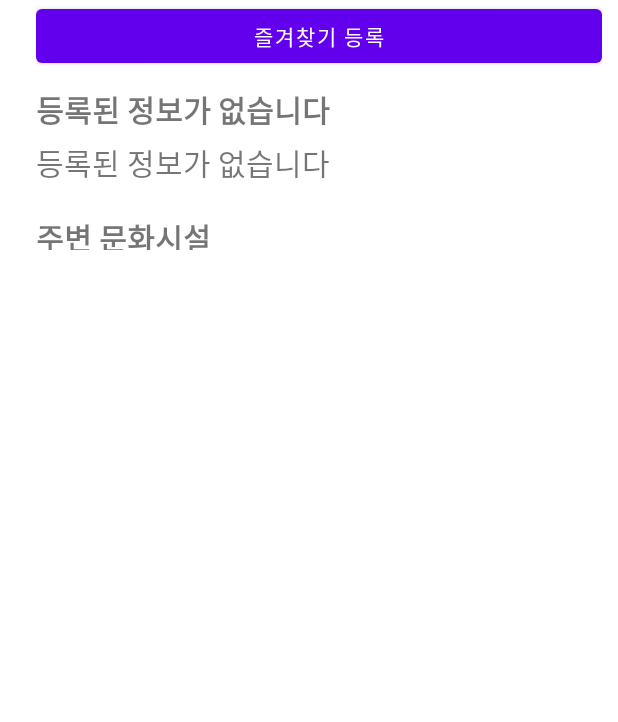
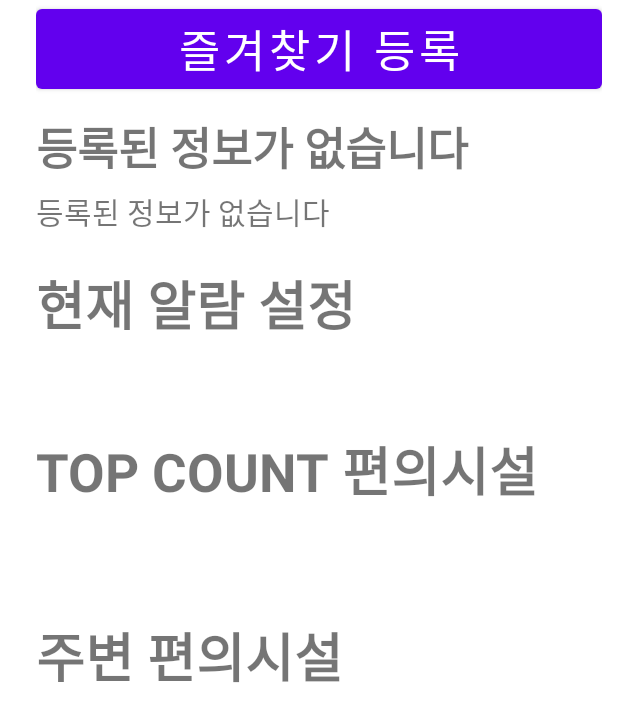
Before and after one commit to jojinseok/ArrivalNotification, an Android app: the layout marker_data.xml on its own in the app's theme, with its tools: preview values and no code run, on a phone screen of 412 x 824 dp. Shown: the top 722 px of the screen. Run offline under Robolectric (Android 15) with nearby library versions, the phone set to English and light mode, and no system bars.

Commit message:
편의시설

```diff
--- a/app/src/main/AndroidManifest.xml
+++ b/app/src/main/AndroidManifest.xml
@@ -7,7 +7,7 @@
     <uses-permission android:name="android.permission.INTERNET" />
     <uses-permission android:name="android.permission.ACCESS_COARSE_LOCATION" />
     <uses-permission android:name="android.permission.ACCESS_NETWORK_STATE" />
-
+    <uses-permission android:name = "android.permission.VIBRATE"/>
 
     <application
         android:allowBackup="true"
--- a/app/src/main/java/com/example/arrivalnotification/AlarmService.java
+++ b/app/src/main/java/com/example/arrivalnotification/AlarmService.java
@@ -9,6 +9,7 @@ import android.content.Intent;
 import android.media.MediaPlayer;
 import android.os.Build;
 import android.os.IBinder;
+import android.os.Vibrator;
 import android.util.Log;
 
 import androidx.annotation.Nullable;
@@ -34,6 +35,8 @@ public class AlarmService extends Service {
         if (!this.isRunning && state.equals("on")) {
             // 알람음 재생 OFF, 알람음 시작 상태
             this.mediaPlayer = MediaPlayer.create(this, R.raw.alarm);
+            Vibrator vibrator = (Vibrator)getSystemService(VIBRATOR_SERVICE);
+            vibrator.vibrate(5000);
             this.mediaPlayer.start();
 
             this.isRunning = true;
--- a/app/src/main/res/layout/marker_data.xml
+++ b/app/src/main/res/layout/marker_data.xml
@@ -33,6 +33,7 @@
                 android:id="@+id/starButton"
                 android:layout_width="match_parent"
                 android:layout_height="wrap_content"
+                android:textSize="30dp"
                 android:layout_marginBottom="10dp"
                 android:text="즐겨찾기 등록" />
 
@@ -45,7 +46,7 @@
                 android:layout_marginBottom="5dp"
                 android:text="등록된 정보가 없습니다"
                  android:textStyle="bold"
-                android:textSize="20sp" />
+                android:textSize="30sp" />
 
 
             <TextView
@@ -57,17 +58,53 @@
                 android:ems="10"
                 android:text="등록된 정보가 없습니다"
                 android:textSize="20sp" />
+            <TextView
+                android:id="@+id/customAlarm"
+                android:layout_width="match_parent"
+                android:layout_height="wrap_content"
+                android:layout_marginEnd="10dp"
+                android:layout_marginBottom="15dp"
+                android:text="현재 알람 설정"
+                android:textSize="35sp"
+                android:textStyle="bold" />
 
 
+            <TextView
+                android:id="@+id/customAlarm_data"
+                android:layout_width="match_parent"
+                android:layout_height="wrap_content"
+                android:layout_marginEnd="10dp"
+                android:layout_marginBottom="15dp"
+                android:text=""
+                android:textSize="20sp" />
+
+            <TextView
+                android:id="@+id/many"
+                android:layout_width="match_parent"
+                android:layout_height="wrap_content"
+                android:layout_marginEnd="10dp"
+                android:layout_marginBottom="15dp"
+                android:text="TOP COUNT 편의시설"
+                android:textSize="35sp"
+                android:textStyle="bold" />
+
+            <TextView
+                android:id="@+id/many_data"
+                android:layout_width="match_parent"
+                android:layout_height="wrap_content"
+                android:layout_marginEnd="10dp"
+                android:layout_marginBottom="15dp"
+                android:text=""
+                android:textSize="30sp" />
 
             <TextView
                 android:id="@+id/poi"
                 android:layout_width="match_parent"
-                android:layout_height="23dp"
+                android:layout_height="49dp"
                 android:layout_marginEnd="10dp"
                 android:layout_marginBottom="15dp"
-                android:text="주변 문화시설"
-                android:textSize="20sp"
+                android:text="주변 편의시설"
+                android:textSize="35sp"
                 android:textStyle="bold" />
 
             <ListView
```
Also changed, not shown: app/src/main/java/com/example/arrivalnotification/MainActivity.java (+122 -0 lines), app/src/main/java/com/example/arrivalnotification/Marker_data.java (+37 -2 lines).
